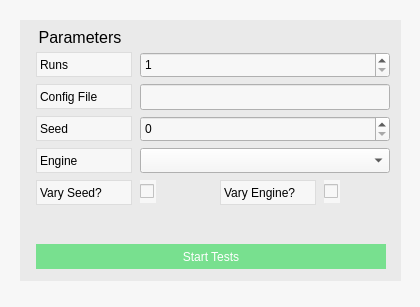
This is main/cpp/ui/stridewindow.ui in svissers/peryite as Qt 5 draws it before an edit. The edited form follows.
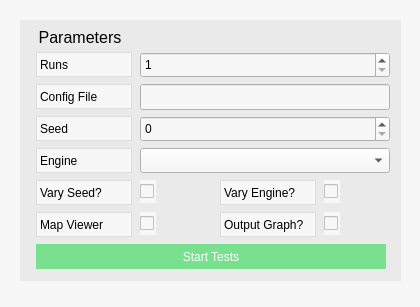
This is the edited form.

Commit message: added graph and mapviewer options to stride ui window

Diff of the .ui file:
```diff
--- a/main/cpp/ui/stridewindow.ui
+++ b/main/cpp/ui/stridewindow.ui
@@ -141,6 +141,44 @@
      <string>Vary Engine?</string>
     </property>
    </widget>
+   <widget class="QLabel" name="mapViewerLabel">
+    <property name="geometry">
+     <rect>
+      <x>16</x>
+      <y>192</y>
+      <width>96</width>
+      <height>25</height>
+     </rect>
+    </property>
+    <property name="frameShape">
+     <enum>QFrame::Box</enum>
+    </property>
+    <property name="frameShadow">
+     <enum>QFrame::Plain</enum>
+    </property>
+    <property name="text">
+     <string>Map Viewer</string>
+    </property>
+   </widget>
+   <widget class="QLabel" name="scatterGraphLabel">
+    <property name="geometry">
+     <rect>
+      <x>200</x>
+      <y>192</y>
+      <width>96</width>
+      <height>25</height>
+     </rect>
+    </property>
+    <property name="frameShape">
+     <enum>QFrame::Box</enum>
+    </property>
+    <property name="frameShadow">
+     <enum>QFrame::Plain</enum>
+    </property>
+    <property name="text">
+     <string>Output Graph?</string>
+    </property>
+   </widget>
    <widget class="QSpinBox" name="runsInput">
     <property name="geometry">
      <rect>
@@ -266,6 +304,32 @@
      <string/>
     </property>
    </widget>
+   <widget class="QCheckBox" name="mapViewerInput">
+    <property name="geometry">
+     <rect>
+      <x>120</x>
+      <y>192</y>
+      <width>16</width>
+      <height>23</height>
+     </rect>
+    </property>
+    <property name="text">
+     <string/>
+    </property>
+   </widget>
+   <widget class="QCheckBox" name="scatterGraphInput">
+    <property name="geometry">
+     <rect>
+      <x>304</x>
+      <y>192</y>
+      <width>16</width>
+      <height>23</height>
+     </rect>
+    </property>
+    <property name="text">
+     <string/>
+    </property>
+   </widget>
    <widget class="QPushButton" name="startButton">
     <property name="geometry">
      <rect>
```
The commit also changes 1 other file.
